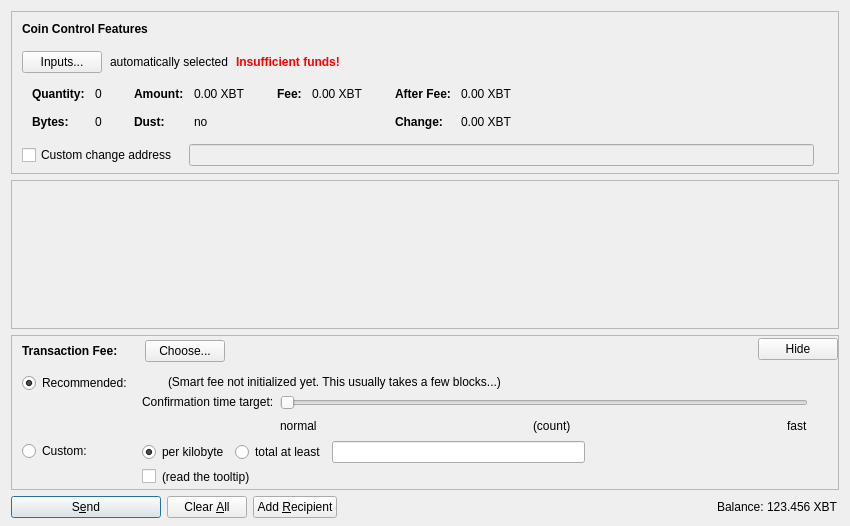
The window that src/qt/forms/sendcoinsdialog.ui (Bitcoin-ABC/bitcoin-abc) describes before a commit, drawn with Qt 5.
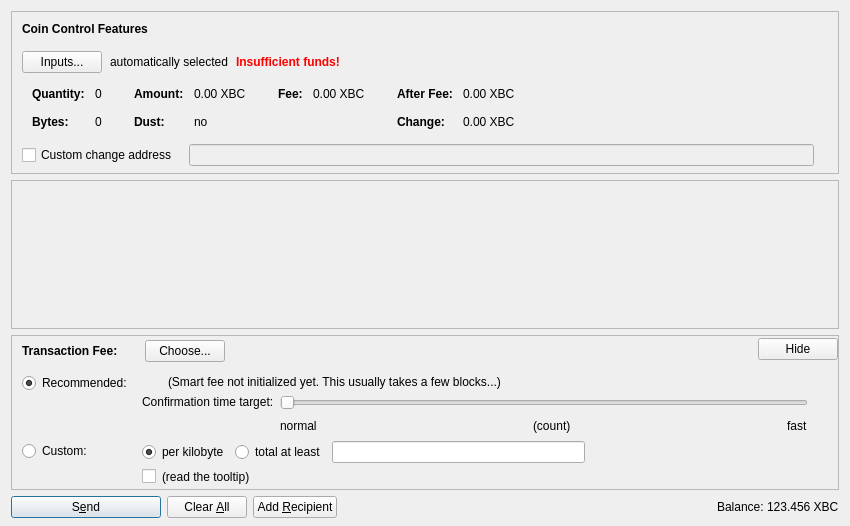
The same window after the commit. Icons and pictures are not drawn. Custom widgets are drawn as their Qt base class.

Diff of the .ui file:
```diff
--- a/src/qt/forms/sendcoinsdialog.ui
+++ b/src/qt/forms/sendcoinsdialog.ui
@@ -324,7 +324,7 @@
                   <enum>Qt::ActionsContextMenu</enum>
                  </property>
                  <property name="text">
-                  <string notr="true">0.00 XBT</string>
+                  <string notr="true">0.00 XBC</string>
                  </property>
                  <property name="textInteractionFlags">
                   <set>Qt::LinksAccessibleByMouse|Qt::TextSelectableByKeyboard|Qt::TextSelectableByMouse</set>
@@ -404,7 +404,7 @@
                   <enum>Qt::ActionsContextMenu</enum>
                  </property>
                  <property name="text">
-                  <string notr="true">0.00 XBT</string>
+                  <string notr="true">0.00 XBC</string>
                  </property>
                  <property name="textInteractionFlags">
                   <set>Qt::LinksAccessibleByMouse|Qt::TextSelectableByKeyboard|Qt::TextSelectableByMouse</set>
@@ -455,7 +455,7 @@
                   <enum>Qt::ActionsContextMenu</enum>
                  </property>
                  <property name="text">
-                  <string notr="true">0.00 XBT</string>
+                  <string notr="true">0.00 XBC</string>
                  </property>
                  <property name="textInteractionFlags">
                   <set>Qt::LinksAccessibleByMouse|Qt::TextSelectableByKeyboard|Qt::TextSelectableByMouse</set>
@@ -484,7 +484,7 @@
                   <enum>Qt::ActionsContextMenu</enum>
                  </property>
                  <property name="text">
-                  <string notr="true">0.00 XBT</string>
+                  <string notr="true">0.00 XBC</string>
                  </property>
                  <property name="textInteractionFlags">
                   <set>Qt::LinksAccessibleByMouse|Qt::TextSelectableByKeyboard|Qt::TextSelectableByMouse</set>
@@ -1290,7 +1290,7 @@
           <cursorShape>IBeamCursor</cursorShape>
          </property>
          <property name="text">
-          <string notr="true">123.456 XBT</string>
+          <string notr="true">123.456 XBC</string>
          </property>
          <property name="textInteractionFlags">
           <set>Qt::LinksAccessibleByMouse|Qt::TextSelectableByKeyboard|Qt::TextSelectableByMouse</set>
```
